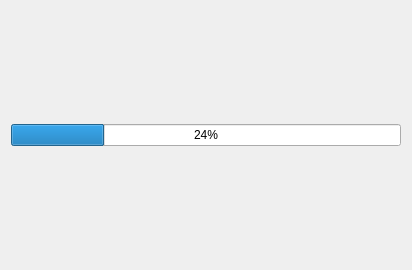
Before: the Qt Designer form src/ui/scan_channels.ui in HuayraLinux/huayra-tda, drawn with Qt 5.
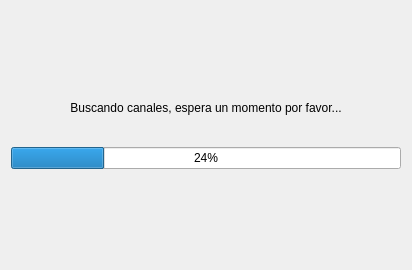
After: the same form once the commit is applied.

Commit message: Inicio de Acerca de, ajustes en scan_channels.ui

```diff
--- a/src/ui/scan_channels.ui
+++ b/src/ui/scan_channels.ui
@@ -27,6 +27,29 @@
      </property>
     </spacer>
    </item>
+   <item>
+    <widget class="QLabel" name="label">
+     <property name="text">
+      <string>Buscando canales, espera un momento por favor...</string>
+     </property>
+     <property name="alignment">
+      <set>Qt::AlignCenter</set>
+     </property>
+    </widget>
+   </item>
+   <item>
+    <spacer name="verticalSpacer_3">
+     <property name="orientation">
+      <enum>Qt::Vertical</enum>
+     </property>
+     <property name="sizeHint" stdset="0">
+      <size>
+       <width>20</width>
+       <height>40</height>
+      </size>
+     </property>
+    </spacer>
+   </item>
    <item>
     <widget class="QProgressBar" name="progressBar">
      <property name="value">
```
The commit also changes 1 other file.
